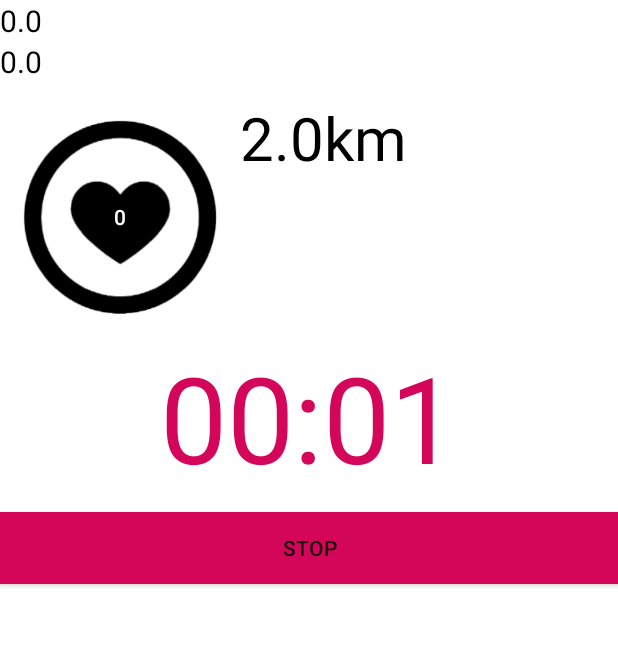
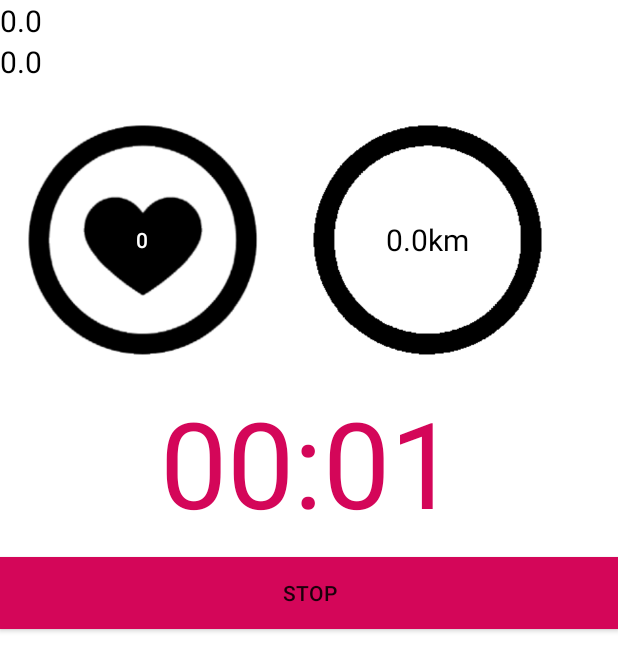
Before and after one commit to olbucaille/Android_Mobility_Project, an Android app: the Workout screen opened directly, with no data from a screen before it, on a phone screen of 412 x 824 dp. Shown: the top 671 px of the screen. Run offline under Robolectric (Android 15) with nearby library versions, the phone set to English and light mode, and no system bars; our stand-ins replace CircleImageView; libraries missing offline, so code that uses them is left out: com.facebook; 1 statement that could not run was skipped.

Commit message:
selection des voix en fonction des performances (distance et hb) pour un coach

```diff
--- a/app/src/main/java/com/andoidapplicationisep/teammobility/android_mobility_project/workout/CoachMedias.java
+++ b/app/src/main/java/com/andoidapplicationisep/teammobility/android_mobility_project/workout/CoachMedias.java
@@ -26,15 +26,27 @@ public class CoachMedias {
     {
         List_Run.add(Toadd);
     }
+    public int GetList_Run(int i)
+    {
+        return List_Run.get(i);
+    }
 
     public void AddList_Hb(int Toadd)
     {
         List_Hb.add(Toadd);
     }
+    public int GetList_Hb(int i)
+    {
+        return List_Hb.get(i);
+    }
 
     public void AddList_Perso(int Toadd)
     {
         List_Perso.add(Toadd);
+    }
+    public int GetList_Perso(int i)
+    {
+        return List_Perso.get(i);
     }
 
     public int PickRandomRun()
--- a/app/src/main/java/com/andoidapplicationisep/teammobility/android_mobility_project/workout/Factory.java
+++ b/app/src/main/java/com/andoidapplicationisep/teammobility/android_mobility_project/workout/Factory.java
@@ -13,13 +13,21 @@ public class Factory {
         CoachMedias cm = new CoachMedias(coach);
         switch (coach) {
             case StringProvider.Batman:
-                for (int i = 0; i < 10; i++)
-                    cm.AddList_Perso(i);
-                break;
+                cm.AddList_Run(R.raw.batman_debut);
+                cm.AddList_Run(R.raw.batman_2km);
+                cm.AddList_Run(R.raw.batman_4km);
+                cm.AddList_Run(R.raw.batman_6km);
+                cm.AddList_Hb(R.raw.batman_niv1);
+                cm.AddList_Hb(R.raw.batman_niv2);
+                cm.AddList_Hb(R.raw.batman_niv3);
+                cm.AddList_Perso(R.raw.batman_p1);
+                cm.AddList_Perso(R.raw.batman_p2);
+                cm.AddList_Perso(R.raw.batman_p3);
 
             case StringProvider.Joker:
                 cm.AddList_Run(R.raw.just_do_it);
                 cm.AddList_Run(R.raw.highway_to_hell);
+                cm.AddList_Run(R.raw.batman_debut);
                 break;
 
             default:
--- a/app/src/main/java/com/andoidapplicationisep/teammobility/android_mobility_project/workout/Workout.java
+++ b/app/src/main/java/com/andoidapplicationisep/teammobility/android_mobility_project/workout/Workout.java
@@ -37,6 +37,7 @@ import java.text.DecimalFormat;
 import java.text.SimpleDateFormat;
 import java.util.ArrayList;
 import java.util.Date;
+import java.util.Random;
 
 /**
  * Created by Guigui on 08/12/2015.
@@ -44,16 +45,16 @@ import java.util.Date;
     public class Workout extends AppCompatActivity {
 
     boolean run = true;
-    TextView latitude, longitude, time, distance;
+    TextView latitude, longitude, time;
     float lat = 0;
     float lon = 0;
     float lat_old = 0;
     float lon_old = 0;
-    double dist = 2;
+    double dist = 0;
     int beat = 0;
     int currentHeartBeat = 0;
     Chronometer focus;
-    Button bpm, stop;
+    Button bpm, distance, stop;
     ActivityDAO activityDAO;
     RunningDAO runningDAO;
     Running running;
@@ -99,8 +100,8 @@ import java.util.Date;
             latitude = (TextView)findViewById(R.id.latitude);
             longitude = (TextView)findViewById(R.id.longitude);
             time = (TextView)findViewById(R.id.time);
-            distance = (TextView)findViewById(R.id.distance);
 
+            distance = (Button)findViewById(R.id.distance);
             bpm = (Button)findViewById(R.id.button1);
             stop = (Button)findViewById(R.id.button2);
 
@@ -119,7 +120,6 @@ import java.util.Date;
                 }
             });
 
-
             bpm.setOnClickListener(new View.OnClickListener() {
                 @Override
                 public void onClick(View v) {
@@ -127,6 +127,15 @@ import java.util.Date;
                     beat++;
                     buttonEffect(bpm);
                     //bpm.setText("OK" + beat);
+                }
+            });
+
+            distance.setOnClickListener(new View.OnClickListener() {
+                @Override
+                public void onClick(View v) {
+                    // TODO Auto-generated method stub
+                    dist = dist + 0.1;
+                    buttonEffect(distance);
                 }
             });
 
@@ -173,7 +182,7 @@ import java.util.Date;
           */
             threadUpdateHR.start();
             threadUpdateTask.start();
-
+            threadCoaching.start();
         }/*
     @Override
     public boolean onCreateOptionsMenu(Menu menu) {
@@ -189,30 +198,25 @@ import java.util.Date;
                 new Handler(Looper.getMainLooper()).post(new Runnable() {
                     @Override
                     public void run() {
+                        Date hb_date = new Date();
+                        SimpleDateFormat hb_hour = new SimpleDateFormat ("hh:mm:ss");
                         currentHeartBeat = beat * 6;
                         bpm.setText("" + currentHeartBeat);
                         beat = 0;
-                        CoachMedias cm = Factory.GetACoach(StringProvider.Joker);
-                        int test2 = cm.PickRandomRun();
-                        //int test = R.raw.just_do_it;
-                        mPlayer = MediaPlayer.create(getApplicationContext(), test2);
-                        mPlayer.start();
-                        Log.d("activity ID",""+test);
+                        Log.d("activity ID", "" + test);
                         heartBeat.setActivityID(test);
                         heartBeat.setHeartBeat(currentHeartBeat);
-                        heartBeat.setDate(ft_hour.format(date));
+                        heartBeat.setDate(hb_hour.format(hb_date));
                         heartBeatDAO.ajouter(heartBeat);
                         //time.setText("Durée de l'entrainement : " + focus.getText());
                         // HeartBeat hb_stockee = heartBeatDAO.getHB(Long.toString(test));
-
                     }
                 });
                 try {
-                    Thread.sleep(1000);
+                    Thread.sleep(10000);
                 } catch (InterruptedException e) {
                     e.printStackTrace();
                 }
-                mPlayer.release();
             }
         }
     });
@@ -234,7 +238,6 @@ import java.util.Date;
                         latitude.setText(Float.toString(lat));
                         longitude.setText(Float.toString(lon));
                         distance.setText(""+ df.format(dist) + "km");
-
                     }
                 });
                 try {
@@ -242,6 +245,62 @@ import java.util.Date;
                 } catch (InterruptedException e) {
                     e.printStackTrace();
                 }
+            }
+        }
+    });
+    boolean start= false;
+    public Thread threadCoaching = new Thread(new Runnable() {
+        @Override
+        public void run() {
+            while (run) {
+                new Handler(Looper.getMainLooper()).post(new Runnable() {
+                    @Override
+                    public void run() {
+                        Random randomGenerator = new Random();
+                        int randomInt = randomGenerator.nextInt(2);
+                        Log.d("aléatoire", ""+randomInt);
+                        CoachMedias cm = Factory.GetACoach(StringProvider.Batman);
+                        int voice = cm.PickRandomPerso();
+                        switch(randomInt) {
+                            case 0:
+                                if((dist>=0)&&start==false){
+                                    voice = cm.GetList_Run(0);
+                                    start=true;
+                                }
+                                if((dist>=2)&&(dist<3)){
+                                    voice = cm.GetList_Run(1);
+                                }
+                                if((dist>=4)&&(dist<5)){
+                                    voice = cm.GetList_Run(2);
+                                }
+                                if((dist>=6)&&(dist<7)){
+                                    voice = cm.GetList_Run(3);
+                                }
+                                break;
+                            case 1:
+                                if((currentHeartBeat>=90)&&(currentHeartBeat<110)){
+                                    voice = cm.GetList_Hb(0);
+                                }
+                                if((currentHeartBeat>=110)&&(currentHeartBeat<130)){
+                                    voice = cm.GetList_Hb(1);
+                                }
+                                if((currentHeartBeat>=130)){
+                                    voice = cm.GetList_Hb(2);
+                                }
+                                break;
+                            default:
+                               voice = cm.PickRandomPerso();
+                        }
+                        mPlayer = MediaPlayer.create(getApplicationContext(), voice);
+                        mPlayer.start();
+                    }
+                });
+                try {
+                    Thread.sleep(10000);
+                } catch (InterruptedException e) {
+                    e.printStackTrace();
+                }
+                mPlayer.release();
             }
         }
     });
@@ -258,7 +317,6 @@ import java.util.Date;
         }
         return super.onKeyDown(keyCode, event);
     }
-
 
     public double CalculationByDistance(float lat1, float lon1,
                                         float lat2, float lon2){
--- a/app/src/main/res/layout/workout.xml
+++ b/app/src/main/res/layout/workout.xml
@@ -24,8 +24,8 @@
 
     <Button
         android:id="@+id/button1"
-        android:layout_width="160dp"
-        android:layout_height="160dp"
+        android:layout_width="190dp"
+        android:layout_height="190dp"
         android:layout_below="@+id/longitude"
         android:layout_marginTop="10dp"
         android:textColor="#FFFFFF"
@@ -33,15 +33,16 @@
         android:background="@drawable/heartrate"
         android:layout_gravity="center"/>
 
-    <TextView
+    <Button
         android:id="@+id/distance"
-        android:layout_width="wrap_content"
-        android:layout_height="wrap_content"
+        android:layout_width="190dp"
+        android:layout_height="190dp"
         android:layout_toRightOf="@id/button1"
         android:layout_alignTop="@id/button1"
         android:textAppearance ="@style/text_title_style"
         android:textColor="#000000"
-        android:textSize="40dp"
+        android:background="@drawable/distance"
+        android:textSize="20dp"
         android:text="distance"/>
 
     <Chronometer
```
Also changed, not shown: app/src/main/res/drawable/distance.png (added), 10 other files.
